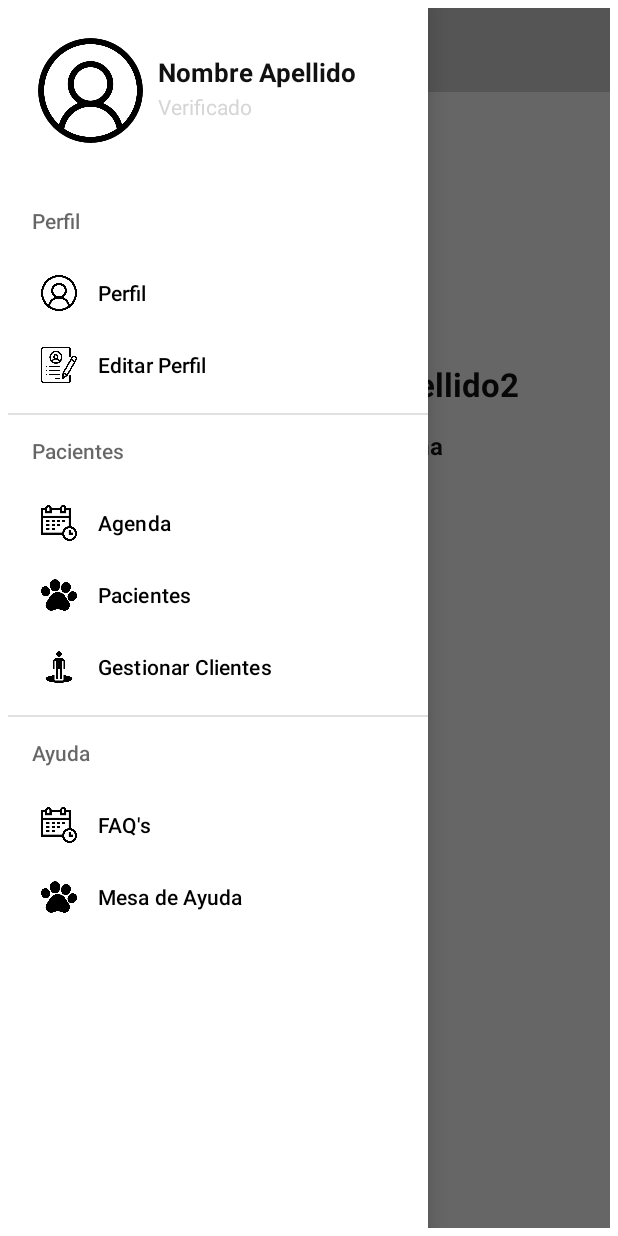
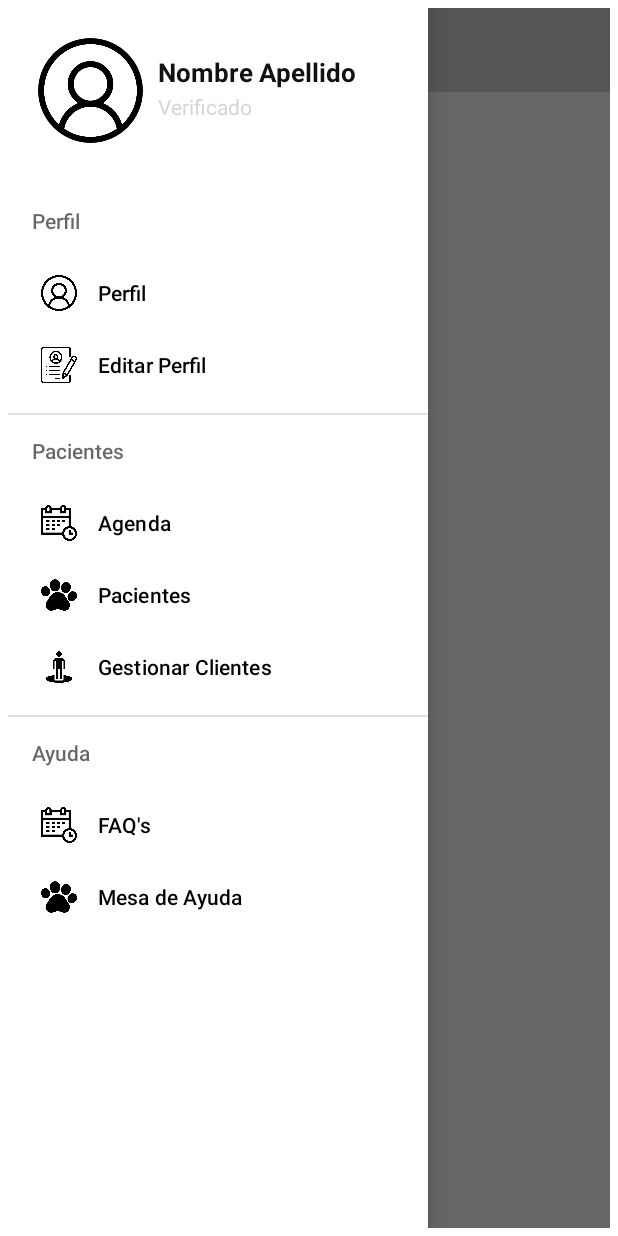
Before and after one commit to matiasErenchun/ProyectoTecnologiasMoviles-, an Android app: the fragment MenuInicialVeterinario placed in its activity, with the side drawer open, on a phone screen of 412 x 824 dp. Run offline under Robolectric (Android 15) with nearby library versions, the phone set to English and light mode, and no system bars; our stand-ins replace Firebase (no records; nobody signed in at launch, a user with empty details on screens opened directly); plain views replace RoundedImageView.

Commit message:
cosas aun en construcción

```diff
--- a/app/src/main/res/layout/fragment_menu_inicial_veterinario.xml
+++ b/app/src/main/res/layout/fragment_menu_inicial_veterinario.xml
@@ -12,7 +12,7 @@
         android:layout_height="match_parent">
 
         <LinearLayout
-            android:id="@+id/topLinearLayout"
+            android:id="@+id/id_topLinearLayout_veterinario"
             android:layout_width="match_parent"
             android:layout_height="?actionBarSize"
             android:background="@color/colorPrimary"
@@ -35,19 +35,22 @@
             android:layout_width="match_parent"
             android:layout_height="wrap_content"
             android:orientation="vertical"
-            app:layout_constraintTop_toBottomOf="@+id/topLinearLayout">
+            app:layout_constraintTop_toBottomOf="@+id/id_topLinearLayout_veterinario">
         </LinearLayout>
 
-        <fragment
-            android:layout_width="match_parent"
-            android:layout_height="0dp"
-            app:layout_constraintTop_toBottomOf="@id/topLinearLayout"
+        <FrameLayout
+            android:id="@+id/id_container_Fragment_veterinario"
+            android:layout_width="400dp"
+            android:layout_height="668dp"
+            android:layout_margin="5dp"
             app:layout_constraintBottom_toBottomOf="parent"
-            android:id="@+id/navHostFragment"
-            android:name="androidx.navigation.fragment.NavHostFragment"
-            app:defaultNavHost="true"
-            app:navGraph="@navigation/mainnavvet"
-            />
+            app:layout_constraintEnd_toEndOf="parent"
+            app:layout_constraintHorizontal_bias="0.0"
+            app:layout_constraintStart_toStartOf="parent"
+            app:layout_constraintTop_toBottomOf="@+id/id_topLinearLayout_veterinario"
+            app:layout_constraintVertical_bias="0.712" />
+
+
 
     </androidx.constraintlayout.widget.ConstraintLayout>
 
--- a/app/src/main/res/layout/fragment_registro_cliente.xml
+++ b/app/src/main/res/layout/fragment_registro_cliente.xml
@@ -4,7 +4,7 @@
     xmlns:tools="http://schemas.android.com/tools"
     android:layout_width="match_parent"
     android:layout_height="match_parent"
-    tools:context=".RegistroCliente">
+    tools:context=".registroCliente">
 
     <ScrollView
         android:layout_width="match_parent"
```
Also changed, not shown: app/src/main/java/com/example/VeterHub/MenuInicialCliente.kt (+24 -1 lines), app/src/main/java/com/example/VeterHub/MenuInicialVeterinario.kt (+7 -1 lines), app/src/main/res/layout/fragment_menu_inicial_cliente.xml (+42 -15 lines), app/src/main/res/menu/navigation_drawer_client.xml (+8 -12 lines).
